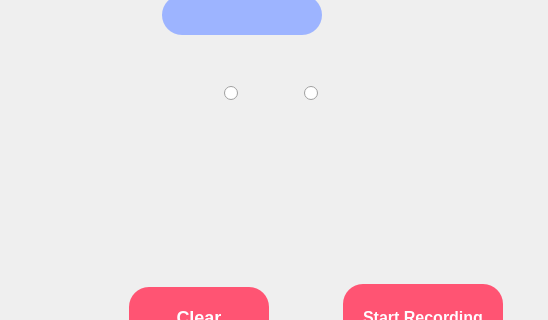
Above: Front/register.ui from ahmads1990/GradProjectApp before the change; both pictures show x 476 to 1024 and y 185 to 505 of the 1024 by 598 pixel window. Below: the same form after it.
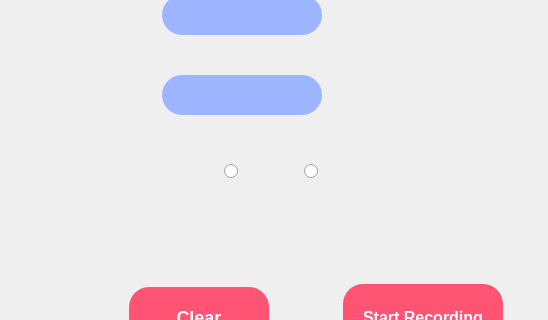
That is the form after the change. Icons and pictures are not drawn.

```diff
--- a/Front/register.ui
+++ b/Front/register.ui
@@ -104,7 +104,7 @@
     <property name="geometry">
      <rect>
       <x>780</x>
-      <y>270</y>
+      <y>348</y>
       <width>82</width>
       <height>17</height>
      </rect>
@@ -185,7 +185,7 @@
     <property name="geometry">
      <rect>
       <x>700</x>
-      <y>270</y>
+      <y>348</y>
       <width>82</width>
       <height>17</height>
      </rect>
@@ -200,16 +200,32 @@
    <widget class="QLabel" name="msg_Error">
     <property name="geometry">
      <rect>
-      <x>570</x>
-      <y>320</y>
-      <width>271</width>
-      <height>91</height>
+      <x>580</x>
+      <y>390</y>
+      <width>221</width>
+      <height>41</height>
      </rect>
     </property>
     <property name="text">
      <string>&lt;html&gt;&lt;head/&gt;&lt;body&gt;&lt;p&gt;&lt;br/&gt;&lt;/p&gt;&lt;/body&gt;&lt;/html&gt;</string>
     </property>
    </widget>
+   <widget class="QTextEdit" name="txtEdit_ID">
+    <property name="geometry">
+     <rect>
+      <x>638</x>
+      <y>260</y>
+      <width>160</width>
+      <height>40</height>
+     </rect>
+    </property>
+    <property name="styleSheet">
+     <string notr="true">background-color: rgb(157, 180, 255);
+border-radius: 20px;
+font-size: 12px;
+color: rgb(0, 0, 0);</string>
+    </property>
+   </widget>
   </widget>
  </widget>
  <resources>
```
